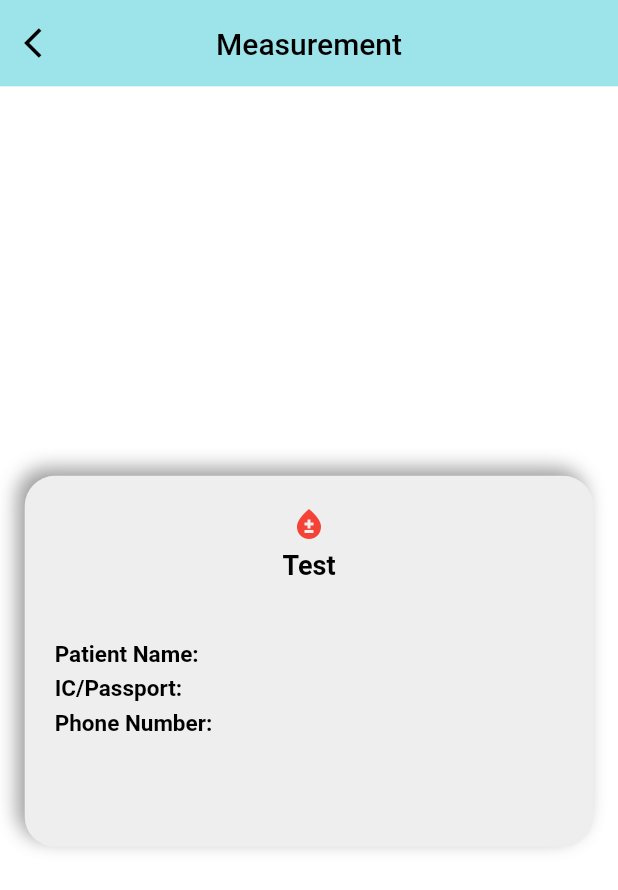
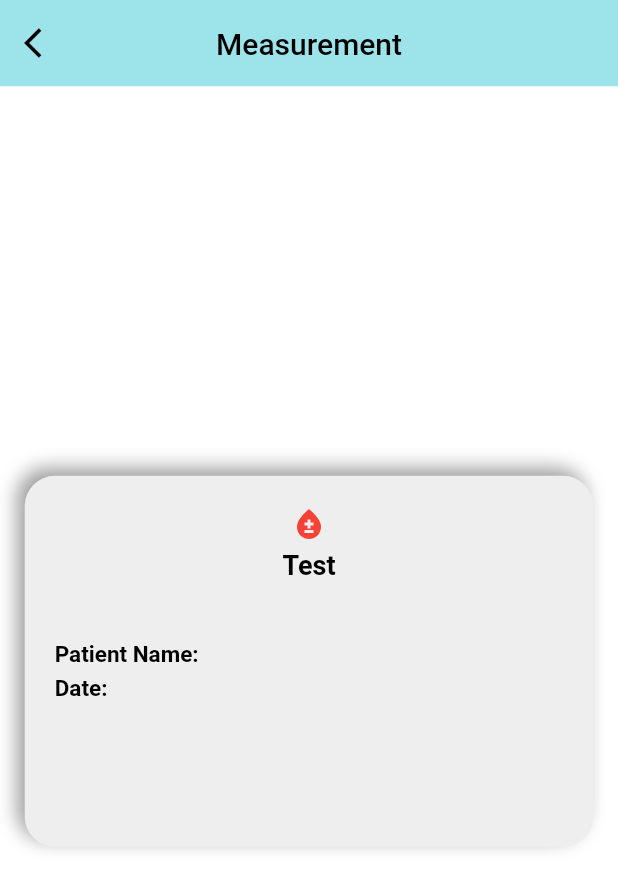
Before and after one commit to wanysamsuri/flutter_clinical, a Flutter app: the ViewStatusScreen screen opened directly, on a phone screen of 412 x 824 dp. Shown: the top 890 px of the screen. Run offline on Flutter 3.47's test engine with Material 2 defaults, Android fonts, the phone set to English and light mode, and no system bars; our stand-ins replace cached_network_image, carousel_slider, device_info_plus, email_validator, fluttertoast, get and 8 more; missing offline and left inert: flutter_3d_choice_chip, gauges, html2md, onesignal_flutter, pretty_gauge, swipebuttonflutter and 1 more; accounts and stored records are empty; network calls fail.

Commit message:
player id

```diff
--- a/lib/health status/view_status.dart
+++ b/lib/health status/view_status.dart
@@ -101,20 +101,20 @@ class _ViewStatusScreenState extends State<ViewStatusScreen> {
                               Container(
                                   child: RichText(
                                       text: TextSpan(
-                                          text: 'IC/Passport:',
+                                          text: 'Date:',
                                           style: TextStyle(
                                               color: Colors.black,
                                               fontSize: 15,
                                               fontWeight: FontWeight.bold)))),
                               SizedBox(height: 5),
-                              Container(
-                                  child: RichText(
-                                      text: TextSpan(
-                                          text: 'Phone Number:',
-                                          style: TextStyle(
-                                              color: Colors.black,
-                                              fontSize: 15,
-                                              fontWeight: FontWeight.bold)))),
+                              // Container(
+                              //     child: RichText(
+                              //         text: TextSpan(
+                              //             text: 'Phone Number:',
+                              //             style: TextStyle(
+                              //                 color: Colors.black,
+                              //                 fontSize: 15,
+                              //                 fontWeight: FontWeight.bold)))),
                             ]))))));
   }
 }
--- a/lib/screens/find_clinic.dart
+++ b/lib/screens/find_clinic.dart
@@ -123,7 +123,7 @@ class _FindClinicScreenState extends State<FindClinicScreen> {
                                         //body listview
 
                                         child: Container(
-                                          height: 20.h,
+                                          height: Adaptive.h(23),
                                           decoration: BoxDecoration(
                                               color: secondaryColor,
                                               borderRadius:
```
